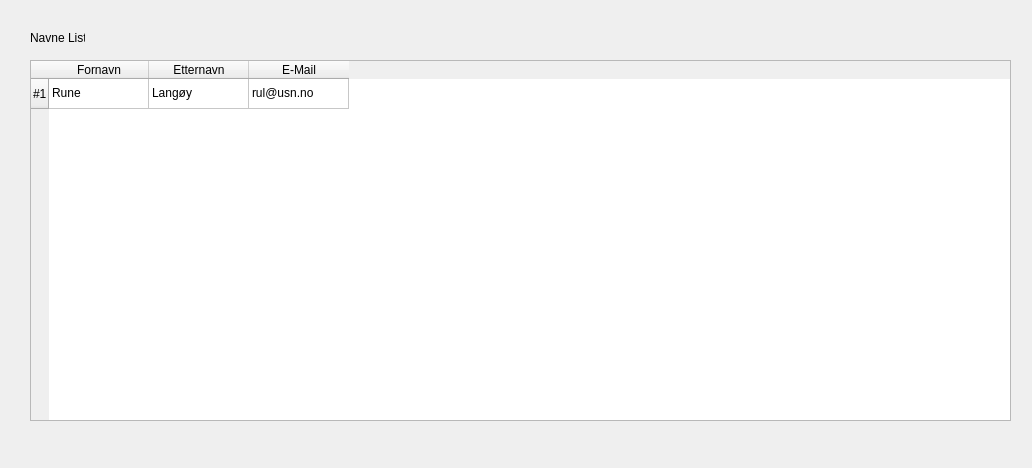
This is Presentation09/#4TableWidget/personalInfo.ui in rlangoy/pb1150v_Labs as Qt 5 draws it before an edit. The edited form follows.
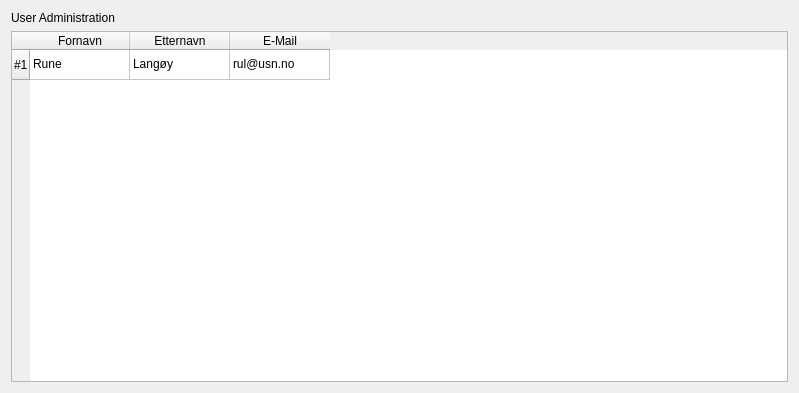
This is the edited form.

Commit message: Added verticalLayout for the table

```diff
--- a/Presentation09/#4TableWidget/personalInfo.ui
+++ b/Presentation09/#4TableWidget/personalInfo.ui
@@ -6,22 +6,29 @@
    <rect>
     <x>0</x>
     <y>0</y>
-    <width>1032</width>
-    <height>468</height>
+    <width>799</width>
+    <height>393</height>
    </rect>
   </property>
   <property name="windowTitle">
    <string>Dialog</string>
   </property>
+  <layout class="QVBoxLayout" name="verticalLayout">
+   <item>
+    <widget class="QLabel" name="label">
+     <property name="styleSheet">
+      <string notr="true">font: 26pt &quot;MS Shell Dlg 2&quot;;</string>
+     </property>
+     <property name="text">
+      <string>User Administration</string>
+     </property>
+    </widget>
+   </item>
+   <item>
+    <layout class="QHBoxLayout" name="horizontalLayout"/>
+   </item>
+   <item>
   <widget class="QTableWidget" name="tblwInfo">
-   <property name="geometry">
-    <rect>
-     <x>30</x>
-     <y>60</y>
-     <width>981</width>
-     <height>361</height>
-    </rect>
-   </property>
    <row>
     <property name="text">
      <string>#1</string>
@@ -58,19 +65,8 @@
     </property>
    </item>
   </widget>
-  <widget class="QLabel" name="label">
-   <property name="geometry">
-    <rect>
-     <x>30</x>
-     <y>30</y>
-     <width>55</width>
-     <height>16</height>
-    </rect>
-   </property>
-   <property name="text">
-    <string>Navne Liste</string>
-   </property>
-  </widget>
+   </item>
+  </layout>
  </widget>
  <resources/>
  <connections/>
```
Left out of the diff: 2 changed lines with no effect on the pictures. Lines whose indentation alone changed are shown as unchanged.
